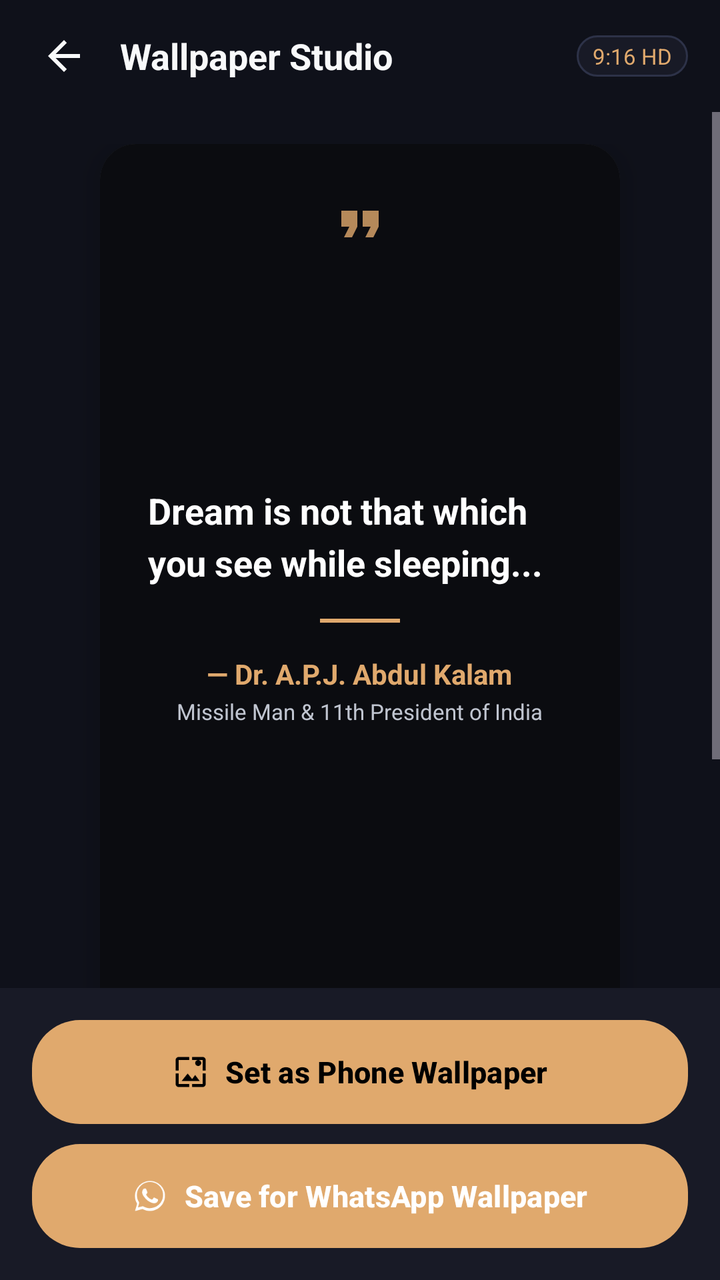
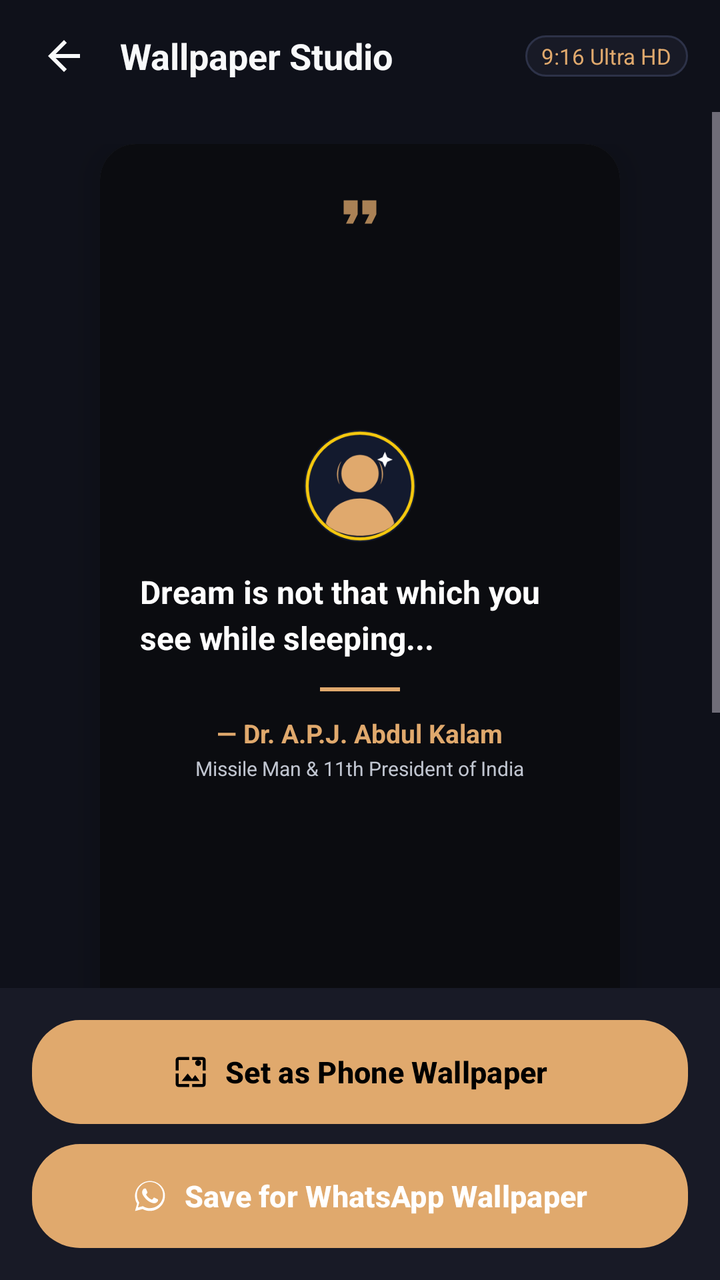

Before-and-after screenshots of an Android layout around one commit, followed by the original layout XML and the change that was made.
<!-- AndroidManifest.xml: application theme Theme.WisdomPulse -->
<!-- res/layout/activity_wallpaper.xml -->
<?xml version="1.0" encoding="utf-8"?>
<LinearLayout xmlns:android="http://schemas.android.com/apk/res/android"
    xmlns:app="http://schemas.android.com/apk/res-auto"
    android:layout_width="match_parent"
    android:layout_height="match_parent"
    android:orientation="vertical"
    android:background="@color/background_dark">

    
    <LinearLayout
        android:layout_width="match_parent"
        android:layout_height="56dp"
        android:orientation="horizontal"
        android:gravity="center_vertical"
        android:paddingStart="12dp"
        android:paddingEnd="16dp">

        <ImageButton
            android:id="@+id/btnBack"
            android:layout_width="40dp"
            android:layout_height="40dp"
            android:background="?attr/selectableItemBackgroundBorderless"
            android:src="@drawable/ic_arrow_back"
            android:contentDescription="Back" />

        <TextView
            android:layout_width="0dp"
            android:layout_height="wrap_content"
            android:layout_weight="1"
            android:layout_marginStart="8dp"
            android:text="@string/wallpaper_studio"
            android:textColor="@color/text_primary"
            android:textSize="18sp"
            android:textStyle="bold" />

        <TextView
            android:id="@+id/tvRatioBadge"
            android:layout_width="wrap_content"
            android:layout_height="wrap_content"
            android:background="@drawable/bg_chip_unselected"
            android:paddingStart="8dp"
            android:paddingEnd="8dp"
            android:paddingTop="3dp"
            android:paddingBottom="3dp"
            android:text="9:16 HD"
            android:textColor="@color/primary"
            android:textSize="11sp" />
    </LinearLayout>

    
    <ScrollView
        android:layout_width="match_parent"
        android:layout_height="0dp"
        android:layout_weight="1"
        android:fillViewport="true">

        <LinearLayout
            android:layout_width="match_parent"
            android:layout_height="wrap_content"
            android:orientation="vertical"
            android:gravity="center_horizontal"
            android:padding="16dp">

            
            <androidx.cardview.widget.CardView
                android:id="@+id/cvWallpaperPreview"
                android:layout_width="260dp"
                android:layout_height="462dp"
                app:cardCornerRadius="18dp"
                app:cardElevation="8dp">

                
                <RelativeLayout
                    android:id="@+id/wallpaperContainer"
                    android:layout_width="match_parent"
                    android:layout_height="match_parent"
                    android:background="#0B0C10"
                    android:padding="24dp">

                    
                    <ImageView
                        android:id="@+id/ivQuoteDeco"
                        android:layout_width="32dp"
                        android:layout_height="32dp"
                        android:layout_alignParentTop="true"
                        android:layout_centerHorizontal="true"
                        android:src="@drawable/ic_format_quote"
                        android:alpha="0.8" />

                    
                    <LinearLayout
                        android:layout_width="match_parent"
                        android:layout_height="wrap_content"
                        android:layout_centerInParent="true"
                        android:orientation="vertical"
                        android:gravity="center">

                        <TextView
                            android:id="@+id/tvWpQuote"
                            android:layout_width="match_parent"
                            android:layout_height="wrap_content"
                            android:text="Dream is not that which you see while sleeping..."
                            android:textAlignment="center"
                            android:textColor="#FFFFFF"
                            android:textSize="18sp"
                            android:lineSpacingExtra="5dp"
                            android:textStyle="bold" />

                        <View
                            android:id="@+id/wpDivider"
                            android:layout_width="40dp"
                            android:layout_height="2dp"
                            android:background="#E0A96D"
                            android:layout_marginTop="16dp"
                            android:layout_marginBottom="16dp" />

                        <TextView
                            android:id="@+id/tvWpAuthor"
                            android:layout_width="wrap_content"
                            android:layout_height="wrap_content"
                            android:text="— Dr. A.P.J. Abdul Kalam"
                            android:textColor="#E0A96D"
                            android:textSize="14sp"
                            android:textStyle="bold" />

                        <TextView
                            android:id="@+id/tvWpRole"
                            android:layout_width="wrap_content"
                            android:layout_height="wrap_content"
                            android:layout_marginTop="2dp"
                            android:text="Missile Man &amp; 11th President of India"
                            android:textColor="#C0C5D0"
                            android:textSize="11sp" />
                    </LinearLayout>

                    
                    <TextView
                        android:id="@+id/tvWpWatermark"
                        android:layout_width="wrap_content"
                        android:layout_height="wrap_content"
                        android:layout_alignParentBottom="true"
                        android:layout_centerHorizontal="true"
                        android:text="✨ WisdomPulse"
                        android:textColor="#66FFFFFF"
                        android:textSize="10sp"
                        android:letterSpacing="0.1" />

                </RelativeLayout>
            </androidx.cardview.widget.CardView>

            
            <TextView
                android:layout_width="match_parent"
                android:layout_height="wrap_content"
                android:layout_marginTop="20dp"
                android:layout_marginBottom="8dp"
                android:text="Choose Wallpaper Theme:"
                android:textColor="@color/text_primary"
                android:textSize="14sp"
                android:textStyle="bold" />

            <HorizontalScrollView
                android:layout_width="match_parent"
                android:layout_height="wrap_content"
                android:scrollbars="none">

                <LinearLayout
                    android:id="@+id/themePickerContainer"
                    android:layout_width="wrap_content"
                    android:layout_height="wrap_content"
                    android:orientation="horizontal"
                    android:paddingTop="4dp"
                    android:paddingBottom="4dp">

                    
                    <Button
                        android:id="@+id/themeOled"
                        android:layout_width="44dp"
                        android:layout_height="44dp"
                        android:backgroundTint="#0B0C10"
                        app:cornerRadius="22dp" />

                    
                    <Button
                        android:id="@+id/themeRoyalGold"
                        android:layout_width="44dp"
                        android:layout_height="44dp"
                        android:layout_marginStart="10dp"
                        android:backgroundTint="#241B0F"
                        app:cornerRadius="22dp" />

                    
                    <Button
                        android:id="@+id/themeCrimson"
                        android:layout_width="44dp"
                        android:layout_height="44dp"
                        android:layout_marginStart="10dp"
                        android:backgroundTint="#2C0E1E"
                        app:cornerRadius="22dp" />

                    
                    <Button
                        android:id="@+id/themeForest"
                        android:layout_width="44dp"
                        android:layout_height="44dp"
                        android:layout_marginStart="10dp"
                        android:backgroundTint="#0D2818"
                        app:cornerRadius="22dp" />

                    
                    <Button
                        android:id="@+id/themeIndigo"
                        android:layout_width="44dp"
                        android:layout_height="44dp"
                        android:layout_marginStart="10dp"
                        android:backgroundTint="#131B3A"
                        app:cornerRadius="22dp" />

                    
                    <Button
                        android:id="@+id/themeSunset"
                        android:layout_width="44dp"
                        android:layout_height="44dp"
                        android:layout_marginStart="10dp"
                        android:backgroundTint="#3B1218"
                        app:cornerRadius="22dp" />

                    
                    <Button
                        android:id="@+id/themeParchment"
                        android:layout_width="44dp"
                        android:layout_height="44dp"
                        android:layout_marginStart="10dp"
                        android:backgroundTint="#F4EDE2"
                        app:cornerRadius="22dp" />

                </LinearLayout>
            </HorizontalScrollView>

        </LinearLayout>
    </ScrollView>

    
    <LinearLayout
        android:layout_width="match_parent"
        android:layout_height="wrap_content"
        android:orientation="vertical"
        android:background="@color/surface_dark"
        android:padding="16dp">

        
        <com.google.android.material.button.MaterialButton
            android:id="@+id/btnSetPhoneWallpaper"
            android:layout_width="match_parent"
            android:layout_height="52dp"
            android:background="@drawable/bg_button_wallpaper"
            android:text="@string/set_as_wallpaper"
            android:textAllCaps="false"
            android:textColor="@color/black"
            android:textSize="15sp"
            android:textStyle="bold"
            app:icon="@drawable/ic_wallpaper"
            app:iconTint="@color/black"
            app:iconGravity="textStart" />

        
        <com.google.android.material.button.MaterialButton
            android:id="@+id/btnSaveWhatsAppWallpaper"
            android:layout_width="match_parent"
            android:layout_height="52dp"
            android:layout_marginTop="10dp"
            android:background="@drawable/bg_button_whatsapp"
            android:text="@string/save_for_whatsapp"
            android:textAllCaps="false"
            android:textColor="@color/white"
            android:textSize="15sp"
            android:textStyle="bold"
            app:icon="@drawable/ic_whatsapp"
            app:iconTint="@color/white"
            app:iconGravity="textStart" />

    </LinearLayout>

</LinearLayout>
<!-- resources referenced by this layout -->
<resources>
  <color name="background_dark">#0F111A</color>
  <color name="black">#000000</color>
  <color name="primary">#E0A96D</color>
  <color name="surface_dark">#181A26</color>
  <color name="text_primary">#F8F9FA</color>
  <color name="white">#FFFFFF</color>
  <!-- drawable bg_button_wallpaper (drawable) -->
  <?xml version="1.0" encoding="utf-8"?>
  <shape xmlns:android="http://schemas.android.com/apk/res/android">
      <gradient
          android:angle="45"
          android:startColor="#E0A96D"
          android:endColor="#C48B4E" />
      <corners android:radius="24dp" />
  </shape>
  <!-- drawable bg_button_whatsapp (drawable) -->
  <?xml version="1.0" encoding="utf-8"?>
  <shape xmlns:android="http://schemas.android.com/apk/res/android">
      <solid android:color="#25D366" />
      <corners android:radius="24dp" />
  </shape>
  <!-- drawable bg_chip_unselected (drawable) -->
  <?xml version="1.0" encoding="utf-8"?>
  <shape xmlns:android="http://schemas.android.com/apk/res/android">
      <solid android:color="@color/surface_dark" />
      <corners android:radius="16dp" />
      <stroke android:width="1dp" android:color="@color/divider_color" />
  </shape>
  <!-- drawable ic_arrow_back (drawable) -->
  <?xml version="1.0" encoding="utf-8"?>
  <vector xmlns:android="http://schemas.android.com/apk/res/android"
      android:width="24dp"
      android:height="24dp"
      android:viewportWidth="24"
      android:viewportHeight="24">
    <path
        android:fillColor="#F8F9FA"
        android:pathData="M20,11H7.83l5.59,-5.59L12,4l-8,8 8,8 1.41,-1.41L7.83,13H20v-2z"/>
  </vector>
  <!-- drawable ic_format_quote (drawable) -->
  <?xml version="1.0" encoding="utf-8"?>
  <vector xmlns:android="http://schemas.android.com/apk/res/android"
      android:width="24dp"
      android:height="24dp"
      android:viewportWidth="24"
      android:viewportHeight="24">
    <path
        android:fillColor="#E0A96D"
        android:pathData="M6,17h3l2,-4V7H5v6h3zm8,0h3l2,-4V7h-6v6h3z"/>
  </vector>
  <!-- drawable ic_wallpaper (drawable) -->
  <?xml version="1.0" encoding="utf-8"?>
  <vector xmlns:android="http://schemas.android.com/apk/res/android"
      android:width="24dp"
      android:height="24dp"
      android:viewportWidth="24"
      android:viewportHeight="24">
    <path
        android:fillColor="#E0A96D"
        android:pathData="M4,4h7V2H4C2.9,2 2,2.9 2,4v7h2V4zm6,9l-4,5h12l-3,-4 -2.03,2.71L10,13zm7,-9C15.9,4 15,4.9 15,6s0.9,2 2,2 2,-0.9 2,-2 -0.9,-2 -2,-2zm3,-2h-7v2h7v7h2V4C22,2.9 21.1,2 20,2zm0,18h-7v2h7c1.1,0 2,-0.9 2,-2v-7h-2v7zM4,13H2v7c0,1.1 0.9,2 2,2h7v-2H4v-7z"/>
  </vector>
  <string name="save_for_whatsapp">Save for WhatsApp Wallpaper</string>
  <string name="set_as_wallpaper">Set as Phone Wallpaper</string>
  <string name="wallpaper_studio">Wallpaper Studio</string>
  <style name="Theme.WisdomPulse" parent="Theme.Material3.Dark.NoActionBar">
          <item name="colorPrimary">@color/primary</item>
          <item name="colorSecondary">@color/secondary</item>
          <item name="android:windowBackground">@color/background_dark</item>
          <item name="android:statusBarColor">@color/background_dark</item>
          <item name="android:navigationBarColor">@color/background_dark</item>
      </style>
  <color name="divider_color">#2D3248</color>
  <color name="secondary">#6C5CE7</color>
</resources>

<!-- the commit's change to res/layout/activity_wallpaper.xml (unified diff, before → after) -->
@@ -42,7 +42,7 @@
             android:paddingEnd="8dp"
             android:paddingTop="3dp"
             android:paddingBottom="3dp"
-            android:text="9:16 HD"
+            android:text="9:16 Ultra HD"
             android:textColor="@color/primary"
             android:textSize="11sp" />
     </LinearLayout>
@@ -67,7 +67,7 @@
                 android:layout_width="260dp"
                 android:layout_height="462dp"
                 app:cardCornerRadius="18dp"
-                app:cardElevation="8dp">
+                app:cardElevation="10dp">
 
                 
                 <RelativeLayout
@@ -75,17 +75,17 @@
                     android:layout_width="match_parent"
                     android:layout_height="match_parent"
                     android:background="#0B0C10"
-                    android:padding="24dp">
+                    android:padding="20dp">
 
                     
                     <ImageView
                         android:id="@+id/ivQuoteDeco"
-                        android:layout_width="32dp"
-                        android:layout_height="32dp"
+                        android:layout_width="28dp"
+                        android:layout_height="28dp"
                         android:layout_alignParentTop="true"
                         android:layout_centerHorizontal="true"
                         android:src="@drawable/ic_format_quote"
-                        android:alpha="0.8" />
+                        android:alpha="0.75" />
 
                     
                     <LinearLayout
@@ -94,6 +94,15 @@
                         android:layout_centerInParent="true"
                         android:orientation="vertical"
                         android:gravity="center">
+
+                        
+                        <ImageView
+                            android:id="@+id/ivWpAvatar"
+                            android:layout_width="56dp"
+                            android:layout_height="56dp"
+                            android:layout_marginBottom="14dp"
+                            android:src="@drawable/avatar_kalam"
+                            android:contentDescription="Author Portrait Badge" />
 
                         <TextView
                             android:id="@+id/tvWpQuote"
@@ -102,8 +111,8 @@
                             android:text="Dream is not that which you see while sleeping..."
                             android:textAlignment="center"
                             android:textColor="#FFFFFF"
-                            android:textSize="18sp"
-                            android:lineSpacingExtra="5dp"
+                            android:textSize="16sp"
+                            android:lineSpacingExtra="4dp"
                             android:textStyle="bold" />
 
                         <View
@@ -111,8 +120,8 @@
                             android:layout_width="40dp"
                             android:layout_height="2dp"
                             android:background="#E0A96D"
-                            android:layout_marginTop="16dp"
-                            android:layout_marginBottom="16dp" />
+                            android:layout_marginTop="14dp"
+                            android:layout_marginBottom="12dp" />
 
                         <TextView
                             android:id="@+id/tvWpAuthor"
@@ -120,7 +129,7 @@
                             android:layout_height="wrap_content"
                             android:text="— Dr. A.P.J. Abdul Kalam"
                             android:textColor="#E0A96D"
-                            android:textSize="14sp"
+                            android:textSize="13sp"
                             android:textStyle="bold" />
 
                         <TextView
@@ -130,7 +139,7 @@
                             android:layout_marginTop="2dp"
                             android:text="Missile Man &amp; 11th President of India"
                             android:textColor="#C0C5D0"
-                            android:textSize="11sp" />
+                            android:textSize="10sp" />
                     </LinearLayout>
 
                     
@@ -149,10 +158,25 @@
             </androidx.cardview.widget.CardView>
 
             
+            <com.google.android.material.button.MaterialButton
+                android:id="@+id/btnTogglePortrait"
+                android:layout_width="wrap_content"
+                android:layout_height="36dp"
+                android:layout_marginTop="14dp"
+                android:backgroundTint="@color/surface_dark"
+                app:strokeColor="@color/primary"
+                app:strokeWidth="1dp"
+                app:cornerRadius="18dp"
+                android:text="Portrait Badge: ON"
+                android:textAllCaps="false"
+                android:textColor="@color/primary"
+                android:textSize="12sp" />
+
+            
             <TextView
                 android:layout_width="match_parent"
                 android:layout_height="wrap_content"
-                android:layout_marginTop="20dp"
+                android:layout_marginTop="16dp"
                 android:layout_marginBottom="8dp"
                 android:text="Choose Wallpaper Theme:"
                 android:textColor="@color/text_primary"
